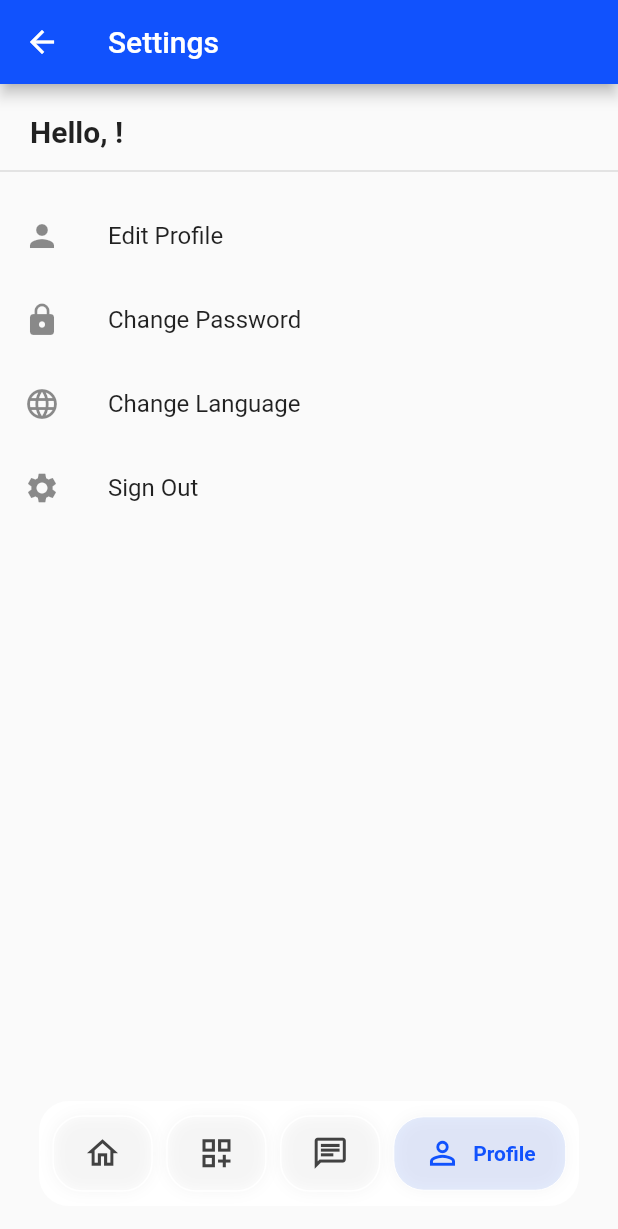
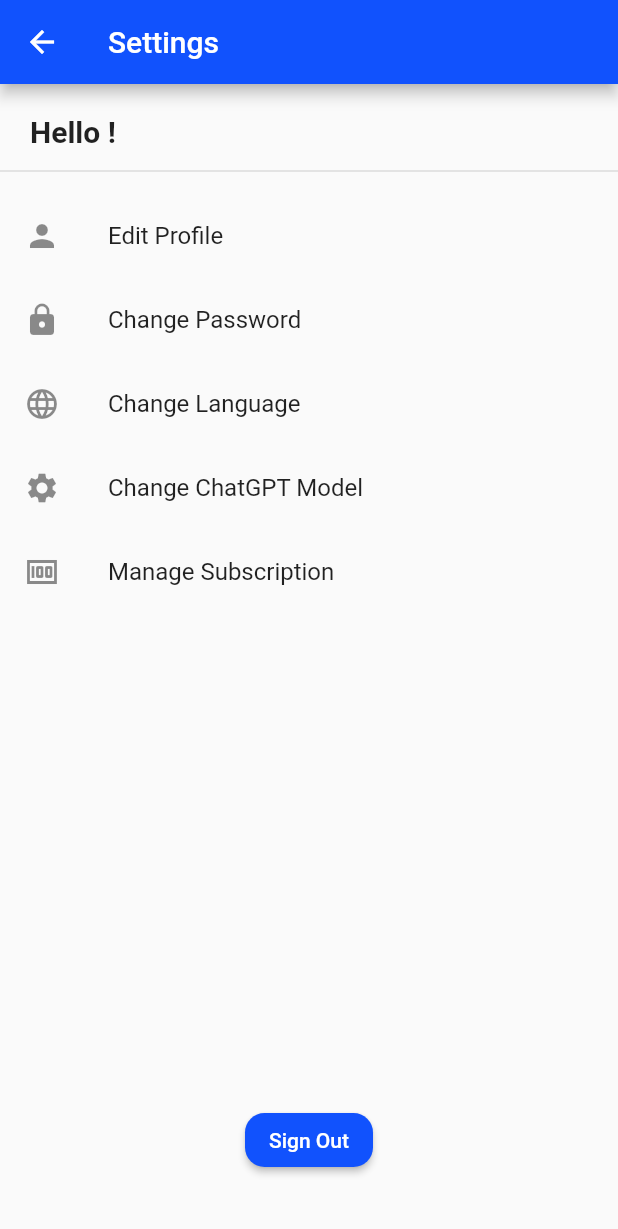
Before and after one commit to george51802/NotesGPT, a Flutter app: the UserSettingsView screen opened by its route, on a phone screen of 412 x 824 dp. Shown: the top 1229 px of the screen. Run offline on Flutter 3.47's test engine with Material 2 defaults, Android fonts, the phone set to English and light mode, and no system bars; drawn by our look-alikes of google_nav_bar; our stand-ins replace cloud_firestore, firebase_auth, firebase_core, get, google_sign_in, speech_to_text; accounts and stored records are empty.

Commit message:
added manage subscription view

```diff
--- /dev/null
+++ b/lib/translations/local_string.dart
@@ -0,0 +1,77 @@
+import 'package:get/get.dart';
+
+class LocalString extends Translations {
+  @override
+  Map<String, Map<String, String>> get keys => {
+        'en_US': {
+          'signOut': 'Sign Out',
+          'editProfile': 'Edit Profile',
+          'changeLanguage': 'Change Language',
+          'settings': 'Settings',
+          'hello': 'Hello ',
+          'changePassword': 'Change Password',
+          'changeModel': 'Change ChatGPT Model',
+          'createAccount': 'Create an account',
+          'alreadyHaveAccount': 'Already have an account? ',
+          'signIn': 'Sign In',
+          'email': 'Email',
+          'password': 'Password',
+          'confirmPasswordMessage': 'Please confirm your password',
+          'passwordNotMatch': 'Password does not match',
+          'confirmPassword': "Confirm Password",
+          'signUp': 'Sign Up',
+          'orSignUpWith': 'Or sign up with',
+          'emailRequired': 'Email address is required.',
+          'emailInvalid': 'Please enter a valid email address.',
+          'passwordRequired': 'Password is required.',
+          'nameRequired': 'Name is required.'
+        },
+        'hi_IN': {
+          'signOut': 'साइन आउट',
+          'editProfile': 'प्रोफ़ाइल संपादित करें',
+          'changeLanguage': 'भाषा बदलें',
+          'settings': 'समायोजन',
+          'hello': 'नमस्ते ',
+          'changePassword': 'पासवर्ड बदलें',
+          'changeModel': 'चैटजीपीटी मॉडल बदलें',
+          'createAccount': 'खाता बनाएं',
+          'alreadyHaveAccount': 'क्या आपके पास पहले से एक खाता मौजूद है? ',
+          'signIn': 'दाखिल करना',
+          'email': 'ईमेल',
+          'password': 'पासवर्ड',
+          'confirmPasswordMessage': 'कृपया अपने पासवर्ड की पुष्टि करें',
+          'passwordNotMatch': 'पासवर्ड मैच नहीं कर रहा है',
+          'confirmPassword': "पासवर्ड की पुष्टि कीजिये",
+          'signUp': 'साइन अप करें',
+          'orSignUpWith': 'या साथ साइन अप करें',
+          'emailRequired': 'ईमेल पते की ज़रुरत है।',
+          'emailInvalid': 'कृपया एक मान्य ईमेल पता प्रविष्ट करें।',
+          'passwordRequired': 'पासवर्ड की आवश्यकता है।',
+          'nameRequired': 'नाम आवश्यक है।',
+        },
+        'es_SP': {
+          'signOut': 'Desconectar',
+          'editProfile': 'Editar perfil',
+          'changeLanguage': 'Cambiar idioma',
+          'settings': 'Ajustes',
+          'hello': 'Hola ',
+          'changePassword': 'Cambiar la contraseña',
+          'changeModel': 'Cambiar el modelo de ChatGPT',
+          'createAccount': 'Crea una cuenta',
+          'alreadyHaveAccount': '¿Ya tienes una cuenta? ',
+          'signIn': 'Iniciar sesión',
+          'email': 'Correo electrónico',
+          'password': 'Contraseña',
+          'confirmPasswordMessage': 'Por favor, confirme su contraseña',
+          'passwordNotMatch': 'Las contraseñas no coinciden',
+          'confirmPassword': "Confirmar Contraseña",
+          'signUp': 'Inscribirse',
+          'orSignUpWith': 'O regístrate con',
+          'emailRequired': 'Se requiere Dirección de correo electrónico.',
+          'emailInvalid':
+              'Por favor, introduce una dirección de correo electrónico válida.',
+          'passwordRequired': 'se requiere contraseña.',
+          'nameRequired': 'Se requiere el nombre.'
+        }
+      };
+}
--- a/lib/ui/settings_view.dart
+++ b/lib/ui/settings_view.dart
@@ -1,46 +1,101 @@
 import 'package:firebase_auth/firebase_auth.dart';
 import 'package:flutter/material.dart';
 import 'package:notesgpt/net/auth_service.dart';
-import 'package:notesgpt/ui/home_view.dart';
+import 'package:notesgpt/ui/edit_profile_view.dart';
+import 'package:notesgpt/ui/manage_subscription_view.dart';
 import 'package:notesgpt/ui/welcome_screen.dart';
+import 'package:get/get.dart';
 
-import '../chatgpt/chat_runner.dart';
-import 'navigation_bar.dart';
-import 'notes_library.dart';
+class UserSettingsView extends StatefulWidget {
+  @override
+  _UserSettingsViewState createState() => _UserSettingsViewState();
+}
 
-class UserSettingsView extends StatelessWidget {
+class _UserSettingsViewState extends State<UserSettingsView> {
   final authService = AuthService();
+
+  late User _user;
+  late String _displayName;
+
+  @override
+  void initState() {
+    super.initState();
+    _user = FirebaseAuth.instance.currentUser!;
+    _displayName = _user.displayName ?? 'User';
+  }
+
+  updateName(String name) {
+    setState(() {
+      _displayName = name;
+    });
+  }
+
+  final List locale = [
+    {'name': 'English', 'locale': Locale('en', 'US')},
+    {'name': 'हिंदी', 'locale': Locale('hi', 'IN')},
+    {'name': 'Español', 'locale': Locale('es', 'SP')}
+  ];
+
+  updateLanguage(Locale locale) {
+    Get.back();
+    Get.updateLocale(locale);
+  }
+
+  builddialog(BuildContext context) {
+    showDialog(
+        context: context,
+        builder: (builder) {
+          return AlertDialog(
+            title: Text('Choose a language'),
+            content: SizedBox(
+              width: double.maxFinite,
+              child: ListView.separated(
+                  shrinkWrap: true,
+                  itemBuilder: (context, index) {
+                    return Padding(
+                      padding: const EdgeInsets.all(8.0),
+                      child: GestureDetector(
+                          onTap: () {
+                            print(locale[index]['name']);
+                            updateLanguage(locale[index]['locale']);
+                          },
+                          child: Text(locale[index]['name'])),
+                    );
+                  },
+                  separatorBuilder: (context, index) {
+                    return Divider(
+                      color: Colors.blue,
+                    );
+                  },
+                  itemCount: locale.length),
+            ),
+          );
+        });
+  }
 
   @override
   Widget build(BuildContext context) {
     final user = FirebaseAuth.instance.currentUser;
     final email = user?.email ?? 'User';
+    final displayName = user?.displayName ?? 'User';
 
     return Scaffold(
       appBar: AppBar(
         backgroundColor: Color(0xff1152FD),
         leading: IconButton(
-          icon: Icon(Icons.arrow_back, color: Colors.white),
-          onPressed: () => Navigator.push(
-            context,
-            MaterialPageRoute(
-              builder: (context) => HomeView(),
+          icon: Icon(Icons.arrow_back),
+          onPressed: () => Navigator.of(context).pop(),
         ),
-          ),
-        ),
-        title: Text('Settings', style: TextStyle(color: Colors.white)),
+        title: Text('settings'.tr),
       ),
       body: Column(
-        mainAxisAlignment: MainAxisAlignment.spaceBetween,
-        children: [
-          Column(
         crossAxisAlignment: CrossAxisAlignment.start,
         children: [
           SizedBox(height: 20),
           Padding(
             padding: const EdgeInsets.symmetric(horizontal: 20),
             child: Text(
-                  'Hello, $email!',
+              '${'hello'.tr}$_displayName!',
               style: TextStyle(
                 fontSize: 20,
                 fontWeight: FontWeight.bold,
@@ -50,23 +105,62 @@ class UserSettingsView extends StatelessWidget {
           Divider(thickness: 1, height: 30),
           ListTile(
             leading: Icon(Icons.person),
-                title: Text('Edit Profile'),
-                onTap: () {},
+            title: Text('editProfile'.tr),
+            onTap: () async {
+              final newName = await Navigator.push(
+                context,
+                MaterialPageRoute(
+                  builder: (context) => EditProfileScreen(
+                    currentName: _displayName,
+                  ),
+                ),
+              );
+              if (newName != null) {
+                updateName(newName);
+              }
+            },
           ),
           ListTile(
             leading: Icon(Icons.lock),
-                title: Text('Change Password'),
+            title: Text('changePassword'.tr),
             onTap: () {},
           ),
           ListTile(
             leading: Icon(Icons.language),
-                title: Text('Change Language'),
+            title: Text('changeLanguage'.tr),
+            onTap: () {
+              builddialog(context);
+            },
+          ),
+          ListTile(
+            leading: Icon(Icons.settings),
+            title: Text('changeModel'.tr),
             onTap: () {},
           ),
           ListTile(
-                leading: Icon(Icons.settings),
-                title: Text('Sign Out'),
+            leading: Icon(Icons.money),
+            title: Text('Manage Subscription'.tr),
             onTap: () {
+              Navigator.push(
+                context,
+                MaterialPageRoute(
+                    builder: ((context) => ManageSubscriptionScreen())),
+              );
+            },
+          ),
+          Expanded(child: Container()),
+          Center(
+            child: Container(
+              margin: EdgeInsets.all(40),
+              child: ElevatedButton(
+                child: Text('signOut'.tr),
+                style: ElevatedButton.styleFrom(
+                  primary: Color(0xff1152FD), // Change the color here
+                  shape: RoundedRectangleBorder(
+                    borderRadius: BorderRadius.circular(13.0),
+                  ),
+                ),
+                onPressed: () {
                   authService.signOut();
                   Navigator.of(context).pushReplacement(
                     MaterialPageRoute(
@@ -75,55 +169,8 @@ class UserSettingsView extends StatelessWidget {
                   );
                 },
               ),
-            ],
             ),
-          Spacer(),
-          CustomNavigationBar(
-            selectedIndex: 3,
-            onTabChange: (index) {
-              // ChatBot Page
-              if (index == 2) {
-                // Assuming ChatBot button is at index 2
-                Navigator.push(
-                  context,
-                  MaterialPageRoute(
-                    builder: (context) => ChatBotRunner(),
           ),
-                );
-              }
-              // Notes Library Page
-              else if (index == 1) {
-                // Assuming Notes Library button is at index 1
-                Navigator.push(
-                  context,
-                  MaterialPageRoute(
-                    builder: (context) => NotesLibrary(),
-                  ),
-                );
-              }
-              // Profile Page
-              else if (index == 3) {
-                // Assuming Profile button is at index 3
-                Navigator.push(
-                  context,
-                  MaterialPageRoute(
-                    builder: (context) => UserSettingsView(),
-                  ),
-                );
-              }
-              // Home Page
-              else {
-                // Assuming Home button is at index 0
-                Navigator.push(
-                  context,
-                  MaterialPageRoute(
-                    builder: (context) => HomeView(),
-                  ),
-                );
-              }
-            },
-          ),
-          SizedBox(height: 20),
         ],
       ),
     );
--- a/pubspec.yaml
+++ b/pubspec.yaml
@@ -29,6 +29,8 @@ environment:
 # versions available, run `flutter pub outdated`.
 dependencies:
   flutter:
+    sdk: flutter
+  flutter_localizations:
     sdk: flutter
 
 
@@ -73,6 +75,7 @@ flutter:
   # included with your application, so that you can use the icons in
   # the material Icons class.
   uses-material-design: true
+  generate: true
 
   # To add assets to your application, add an assets section, like this:
   assets:
```
Also changed, not shown: lib/main.dart (+6 -2 lines), lib/ui/edit_profile_view.dart (added, +75 -0 lines), lib/ui/manage_subscription_view.dart (added, +29 -0 lines), pubspec.lock, 1 other file. Lines whose indentation alone changed are shown as unchanged.
